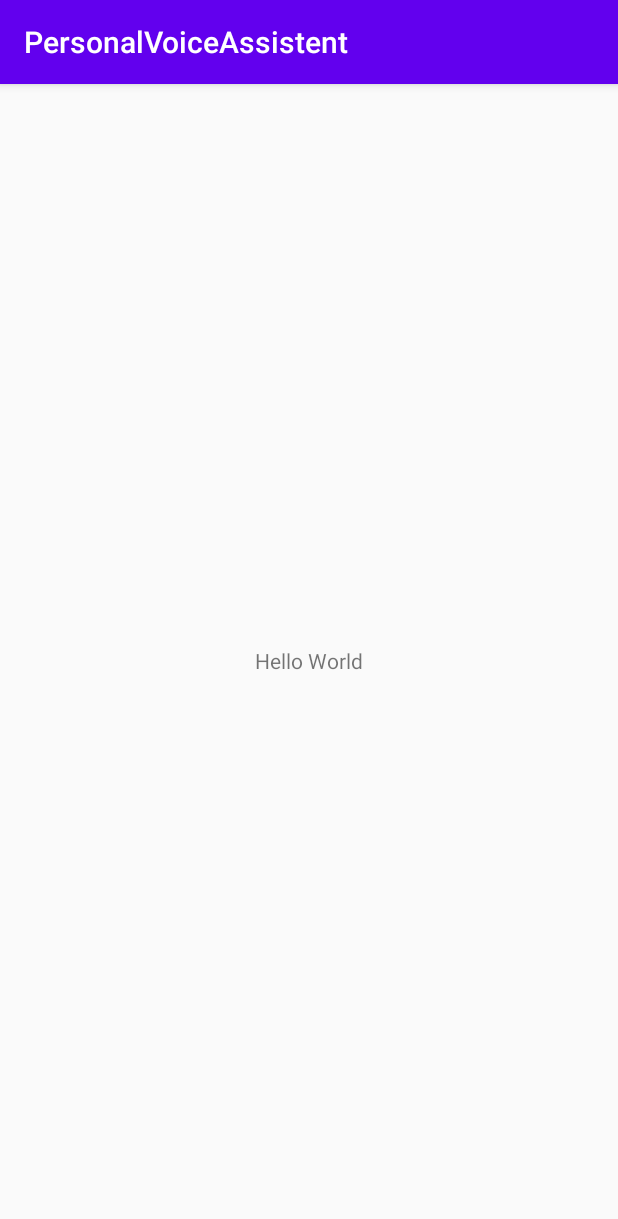
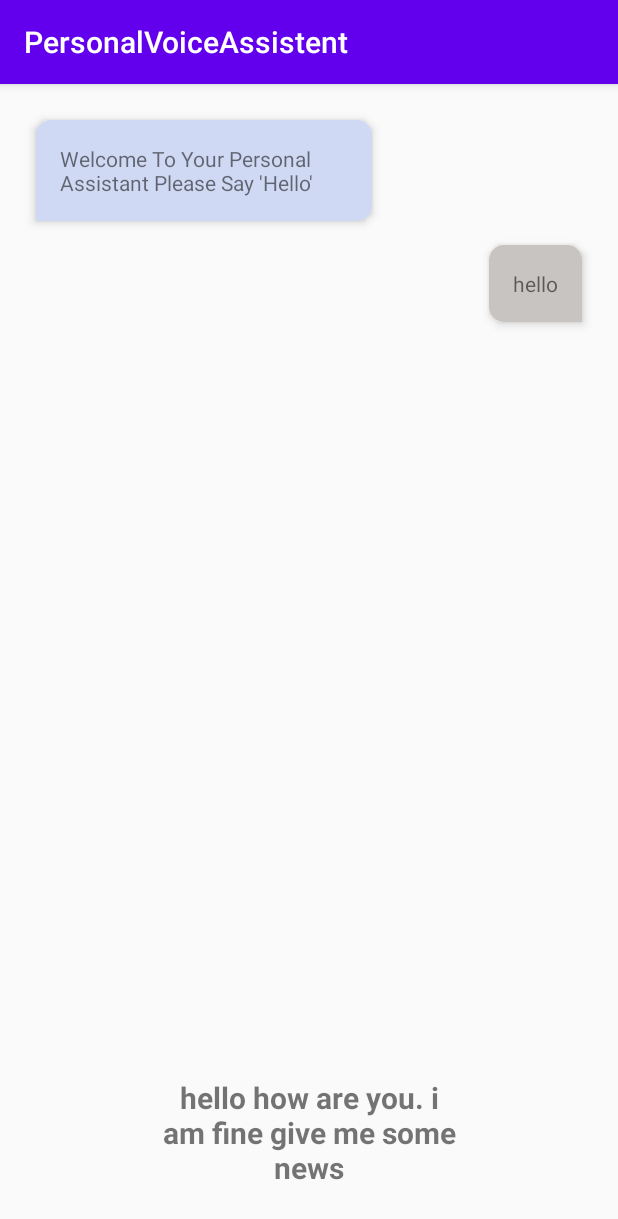
Before and after one commit to apurbar06/PersonalVoiceAssistent, an Android app: the screen it shows after launch (MainActivity), on a phone screen of 412 x 824 dp. Shown: the top 1219 px of the screen. Run offline under Robolectric (Android 15) with nearby library versions, the phone set to English and light mode, and no system bars.

Commit message:
implemented ui design for the app

```diff
--- a/app/build.gradle
+++ b/app/build.gradle
@@ -31,4 +31,5 @@ dependencies {
     testImplementation 'junit:junit:4.12'
     androidTestImplementation 'androidx.test.ext:junit:1.1.1'
     androidTestImplementation 'androidx.test.espresso:espresso-core:3.2.0'
+    implementation 'androidx.recyclerview:recyclerview:1.1.0'
 }
--- /dev/null
+++ b/app/src/main/res/drawable/speech_bubble_bot.xml
@@ -0,0 +1,7 @@
+<?xml version="1.0" encoding="utf-8"?>
+<shape xmlns:android="http://schemas.android.com/apk/res/android">
+    <solid android:color="@color/speech_bubble_bot" />
+    <corners
+        android:radius="@dimen/speech_bubble_radius"
+        android:bottomLeftRadius="0dp" />
+</shape>
--- /dev/null
+++ b/app/src/main/res/drawable/speech_bubble_user.xml
@@ -0,0 +1,7 @@
+<?xml version="1.0" encoding="utf-8"?>
+<shape xmlns:android="http://schemas.android.com/apk/res/android">
+    <solid android:color="@color/speech_bubble_user" />
+    <corners
+        android:radius="@dimen/speech_bubble_radius"
+        android:bottomRightRadius="0dp" />
+</shape>
--- a/app/src/main/res/layout/activity_main.xml
+++ b/app/src/main/res/layout/activity_main.xml
@@ -1,20 +1,34 @@
 <?xml version="1.0" encoding="utf-8"?>
 <androidx.constraintlayout.widget.ConstraintLayout xmlns:android="http://schemas.android.com/apk/res/android"
-    xmlns:app="http://schemas.android.com/apk/res-auto"
     xmlns:tools="http://schemas.android.com/tools"
     android:layout_width="match_parent"
     android:layout_height="match_parent"
+    android:layout_margin="@dimen/margin_md"
     tools:context=".MainActivity">
 
+    <LinearLayout
+        android:layout_width="match_parent"
+        android:layout_height="match_parent"
+        android:orientation="vertical">
+
+        <LinearLayout style="@style/SpeechBubbleContainer.Bot">
+
+            <TextView
+                style="@style/SpeechBubbleContainer.Text"
+                android:text="@string/app_intro_msg" />
+        </LinearLayout>
+
+        <LinearLayout style="@style/SpeechBubbleContainer.User">
+
+            <TextView
+                style="@style/SpeechBubbleContainer.Text"
+                android:text="hello" />
+        </LinearLayout>
+
+    </LinearLayout>
+
     <TextView
-        android:id="@+id/resultText"
-        android:layout_width="wrap_content"
-        android:layout_height="wrap_content"
-        android:text="Hello World"
-        app:layout_constraintBottom_toBottomOf="parent"
-        app:layout_constraintEnd_toEndOf="parent"
-        app:layout_constraintStart_toStartOf="parent"
-        app:layout_constraintTop_toTopOf="parent" />
-
-
+        style="@style/SpeechBubbleCommandPreview"
+        android:text="hello how are you. i am fine give me some news"
+        tools:ignore="MissingConstraints" />
 </androidx.constraintlayout.widget.ConstraintLayout>
--- /dev/null
+++ b/app/src/main/res/layout/chat_bot.xml
@@ -0,0 +1,7 @@
+<?xml version="1.0" encoding="utf-8"?>
+<LinearLayout style="@style/SpeechBubbleContainer.Bot"
+    xmlns:android="http://schemas.android.com/apk/res/android">
+    <TextView
+        style="@style/SpeechBubbleContainer.Text"
+        android:text="hello" />
+</LinearLayout>
--- /dev/null
+++ b/app/src/main/res/layout/chat_user.xml
@@ -0,0 +1,7 @@
+<?xml version="1.0" encoding="utf-8"?>
+<LinearLayout style="@style/SpeechBubbleContainer.User"
+    xmlns:android="http://schemas.android.com/apk/res/android">
+    <TextView
+        style="@style/SpeechBubbleContainer.Text"
+        android:text="hello" />
+</LinearLayout>
--- a/app/src/main/res/values/colors.xml
+++ b/app/src/main/res/values/colors.xml
@@ -3,4 +3,7 @@
     <color name="colorPrimary">#6200EE</color>
     <color name="colorPrimaryDark">#3700B3</color>
     <color name="colorAccent">#03DAC5</color>
+
+    <color name="speech_bubble_bot">#CFD9F3</color>
+    <color name="speech_bubble_user">#C8C4C1</color>
 </resources>
--- /dev/null
+++ b/app/src/main/res/values/dimens.xml
@@ -0,0 +1,12 @@
+<?xml version="1.0" encoding="utf-8"?>
+<resources>
+
+    <dimen name="speech_bubble_max_width">200dp</dimen>
+    <dimen name="speech_bubble_radius">10dp</dimen>
+    <dimen name="speech_bubble_elevation">4dp</dimen>
+
+    <dimen name="margin_md">16dp</dimen>
+    <dimen name="margin_sm">8dp</dimen>
+    <dimen name="margin_x_sm">4dp</dimen>
+
+</resources>
--- a/app/src/main/res/values/strings.xml
+++ b/app/src/main/res/values/strings.xml
@@ -1,3 +1,4 @@
 <resources>
     <string name="app_name">PersonalVoiceAssistent</string>
+    <string name="app_intro_msg">Welcome To Your Personal Assistant Please Say \'Hello\'</string>
 </resources>
--- a/app/src/main/res/values/styles.xml
+++ b/app/src/main/res/values/styles.xml
@@ -1,4 +1,4 @@
-<resources>
+<resources xmlns:tools="http://schemas.android.com/tools">
 
     <!-- Base application theme. -->
     <style name="AppTheme" parent="Theme.AppCompat.Light.DarkActionBar">
@@ -7,5 +7,46 @@
         <item name="colorPrimaryDark">@color/colorPrimaryDark</item>
         <item name="colorAccent">@color/colorAccent</item>
     </style>
+    <!--/ Base application theme. /-->
 
+
+    <style name="SpeechBubbleContainer">
+        <item name="android:layout_width">wrap_content</item>
+        <item name="android:layout_height">wrap_content</item>
+        <item name="android:layout_margin">@dimen/margin_sm</item>
+        <item name="android:elevation" tools:targetApi="lollipop">@dimen/speech_bubble_elevation
+        </item>
+        <item name="android:padding">@dimen/margin_x_sm</item>
+    </style>
+
+    <style name="SpeechBubbleContainer.Bot" parent="SpeechBubbleContainer">
+        <item name="android:layout_gravity">start</item>
+        <item name="android:background">@drawable/speech_bubble_bot</item>
+    </style>
+
+    <style name="SpeechBubbleContainer.User" parent="SpeechBubbleContainer">
+        <item name="android:layout_gravity">end</item>
+        <item name="android:background">@drawable/speech_bubble_user</item>
+    </style>
+
+
+    <style name="SpeechBubbleContainer.Text">
+        <item name="android:layout_width">wrap_content</item>
+        <item name="android:layout_height">wrap_content</item>
+        <item name="android:maxWidth">@dimen/speech_bubble_max_width</item>
+    </style>
+
+
+    <style name="SpeechBubbleCommandPreview">
+        <item name="android:layout_width">wrap_content</item>
+        <item name="android:layout_height">wrap_content</item>
+        <item name="layout_constraintBottom_toBottomOf">parent</item>
+        <item name="layout_constraintEnd_toEndOf">parent</item>
+        <item name="layout_constraintStart_toStartOf">parent</item>
+        <item name="android:layout_margin">@dimen/margin_md</item>
+        <item name="android:textSize">20sp</item>
+        <item name="android:textStyle">bold</item>
+        <item name="android:maxWidth">@dimen/speech_bubble_max_width</item>
+        <item name="android:gravity">center</item>
+    </style>
 </resources>
```
